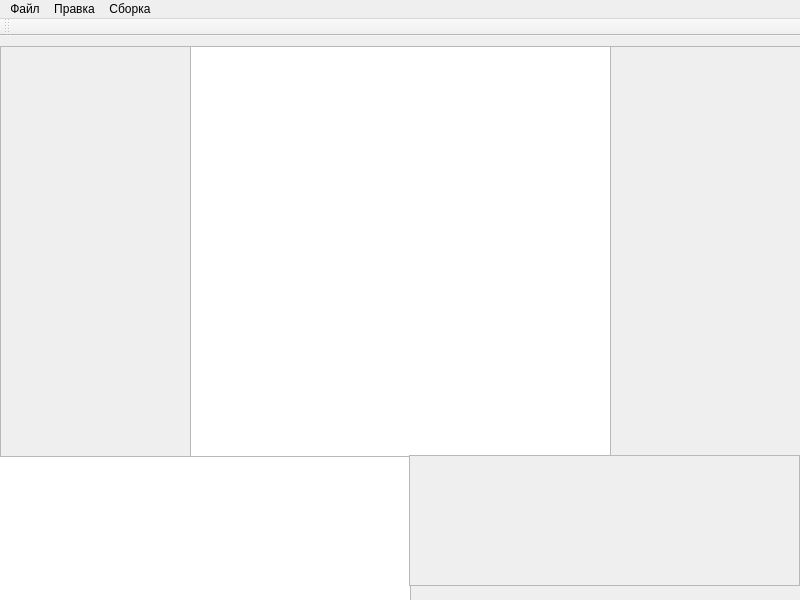
Old version of the form RL_QT/mainwindow.ui in the repository GuzliGit/projectRL.
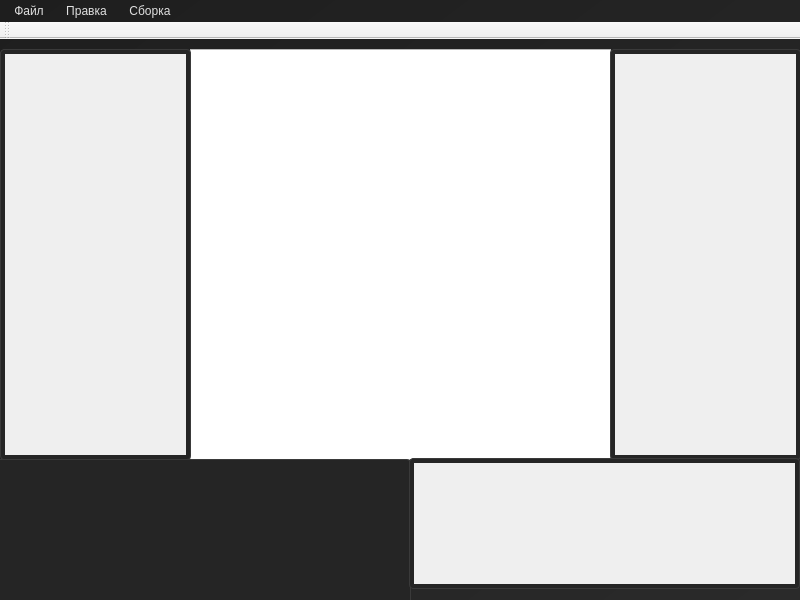
New version of the form. Icons and pictures are not drawn.

Commit message: Another fixes for algorithm + add visualization mod + add stop function + styles and minor fixes

Diff of the .ui file:
```diff
--- a/RL_QT/mainwindow.ui
+++ b/RL_QT/mainwindow.ui
@@ -20,7 +20,240 @@
    <string>RL studio</string>
   </property>
   <property name="styleSheet">
-   <string notr="true"/>
+   <string notr="true">/*Стиль для основы*/
+QWidget {
+    color: #E0E0E0;
+	font-family: &quot;Roboto&quot;;
+    font-size: 12px;
+}
+
+QWidget#editor_container, QWidget#settings_container, QWidget#learning_container {
+    background: #2A2A2A; 
+    border: none;
+    margin: 0;
+    padding: 0;
+}
+
+QMainWindow{
+    background: qlineargradient(x1:0, y1:0, x2:1, y2:1, stop:0 #1e1e1e, stop:1 #2a2a2a);
+}
+
+/*Стиль для доков*/
+QDockWidget {
+    background: #383838;
+    border: 1px solid #454545;
+    /*titlebar-close-icon: url(:/img/img/Stop.svg);
+    titlebar-normal-icon: url(:/icons/dock.svg);*/
+    margin: 2px;
+}
+
+QDockWidget::title {
+    background: #393939;
+    padding: 6px;
+    border-top: 2px solid #4285f4;
+    border-radius: 4px 4px 0 0;
+}
+
+QDockWidget::close-button, QDockWidget::float-button {
+    background: transparent;
+    padding: 4px;
+}
+
+QDockWidget::close-button:hover, QDockWidget::float-button:hover {
+    background: #525252;
+}
+
+/* Стили для кнопок*/
+QPushButton {
+    background: #323232;
+    border: 1px solid #454545;
+    border-radius: 4px;
+    padding: 6px 12px;
+}
+
+QPushButton:hover {
+    background: #424242;
+    border-color: #4285f4;
+}
+
+QPushButton:pressed {
+    background: #383838;
+    border-color: #3275e4;
+}
+
+QPushButton:checked {
+    background: #4285f4;
+    border-color: #3275e4;
+}
+
+/* Стили для вкладок внутри редактора */
+QTabWidget::pane {
+    border: 1px solid #BB908D;
+    border-radius: 4px;
+    margin: 2px;
+}
+
+QTabWidget::tab-bar {
+    left: 5px;
+}
+
+QTabBar::tab {
+    background: #393939;
+    border: none;
+    padding: 8px 8px;
+	margin: 0 0 4px 4px;
+	border-radius: 4px 4px 0 0;
+}
+
+QTabBar::tab:selected {
+    background: #525252;
+    border-bottom: 2px solid #4285f4;
+}
+
+QTabBar::tab:hover {
+    background: #525252;
+}
+
+/* Стили для разделителей */
+QSplitter::handle {
+    background: #454545;
+    width: 4px;
+}
+
+/* Стили для выпадающих списков */
+QComboBox {
+    background: #393939;
+    border: 1px solid #454545;
+    border-radius: 4px;
+    padding: 4px;
+    min-width: 100px;
+}
+
+QComboBox::drop-down {
+    border: none;
+    width: 20px;
+}
+
+QComboBox QAbstractItemView {
+    background: #393939;
+    border: 1px solid #4285f4;
+    selection-background-color: #4285f4;
+}
+
+/*Стили для полей ввода текста*/
+QLineEdit {
+    background: #323232;
+    border: 1px solid #454545;
+    border-radius: 4px;
+    padding: 6px;
+    selection-background-color: #4285f4;
+    selection-color: white;
+
+	font-family: &quot;Roboto&quot;;
+    font-size: 24px;
+}
+
+QLineEdit:focus {
+    border: 1px solid #4285f4;
+    background: #383838;
+}
+
+/* Стили для QScrollArea и QPlainTextEdit */
+QScrollArea, QPlainTextEdit, QTextEdit {
+    background-color: #252525;
+    border: 1px solid #3a3a3a;
+    border-radius: 4px;
+    padding: 4px;
+    color: #e0e0e0;
+    selection-background-color: #4285f4;
+    selection-color: white;
+}
+
+/* Стили для SpinBox*/
+/* Стили для SpinBox */
+QSpinBox, QDoubleSpinBox {
+    background: #323232;
+    border: 1px solid #454545;
+    border-radius: 4px;
+    padding: 4px;
+    min-width: 80px;
+}
+
+QSpinBox::up-button, QDoubleSpinBox::up-button {
+    subcontrol-origin: border;
+    subcontrol-position: top right;
+    width: 20px;
+    border-left: 1px solid #454545;
+    border-bottom: 1px solid #454545;
+    border-radius: 0 4px 0 0;
+}
+
+QSpinBox::down-button, QDoubleSpinBox::down-button {
+    subcontrol-origin: border;
+    subcontrol-position: bottom right;
+    width: 20px;
+    border-left: 1px solid #454545;
+    border-radius: 0 0 4px 0;
+}
+
+QSpinBox::up-arrow, QDoubleSpinBox::up-arrow {
+    image: url(:/img/img/ArrowUp.svg);
+    width: 10px;
+    height: 10px;
+}
+
+QSpinBox::down-arrow, QDoubleSpinBox::down-arrow {
+    image: url(:/img/img/ArrowDown.svg);
+    width: 10px;
+    height: 10px;
+}
+
+QSpinBox::up-button:hover, QDoubleSpinBox::up-button:hover,
+QSpinBox::down-button:hover, QDoubleSpinBox::down-button:hover {
+    background: #424242;
+}
+
+/*Стили для контекстного меню*/
+QMenu {
+    background: #383838;
+    border: 1px solid #555;
+    padding: 4px;
+}
+
+QMenu::item {
+    padding: 6px 24px 6px 12px;
+}
+
+QMenu::item:selected {
+    background: #4285f4;
+    color: white;
+}
+
+QMenu::separator {
+    height: 1px;
+    background: #555;
+    margin: 4px 0;
+}
+
+QMenuBar {
+    background: transparent;
+    border: none;
+}
+
+QMenuBar::item {
+    background: transparent;
+    padding: 4px 8px;
+    border-radius: 4px;
+}
+
+QMenuBar::item:selected {
+    background: #4285f4;
+}
+
+QMenuBar::item:pressed {
+    background: #3275e4;
+}
+</string>
   </property>
   <widget class="QWidget" name="centralwidget">
    <widget class="QGraphicsView" name="environment">
@@ -52,6 +285,9 @@
       <height>411</height>
      </rect>
     </property>
+    <property name="styleSheet">
+     <string notr="true"/>
+    </property>
     <property name="widgetResizable">
      <bool>true</bool>
     </property>
@@ -60,8 +296,8 @@
       <rect>
        <x>0</x>
        <y>0</y>
-       <width>187</width>
-       <height>407</height>
+       <width>181</width>
+       <height>401</height>
       </rect>
      </property>
     </widget>
@@ -83,8 +319,8 @@
       <rect>
        <x>0</x>
        <y>0</y>
-       <width>187</width>
-       <height>407</height>
+       <width>181</width>
+       <height>401</height>
       </rect>
      </property>
     </widget>
@@ -106,8 +342,8 @@
       <rect>
        <x>0</x>
        <y>0</y>
-       <width>387</width>
-       <height>127</height>
+       <width>381</width>
+       <height>121</height>
       </rect>
      </property>
     </widget>
@@ -119,7 +355,7 @@
      <x>0</x>
      <y>0</y>
      <width>800</width>
-     <height>30</height>
+     <height>25</height>
     </rect>
    </property>
    <widget class="QMenu" name="menu">
```
Left out of the diff: 12 changed lines with no effect on the pictures. The commit also changes 243 other files.
